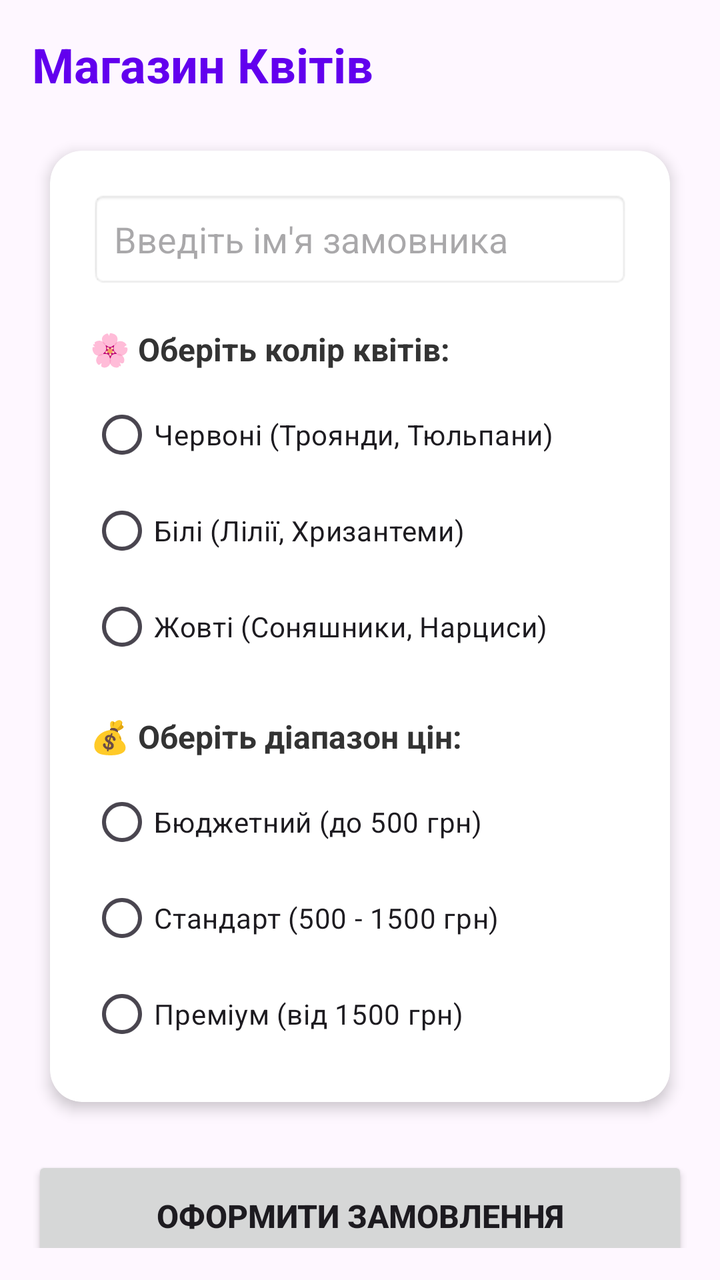
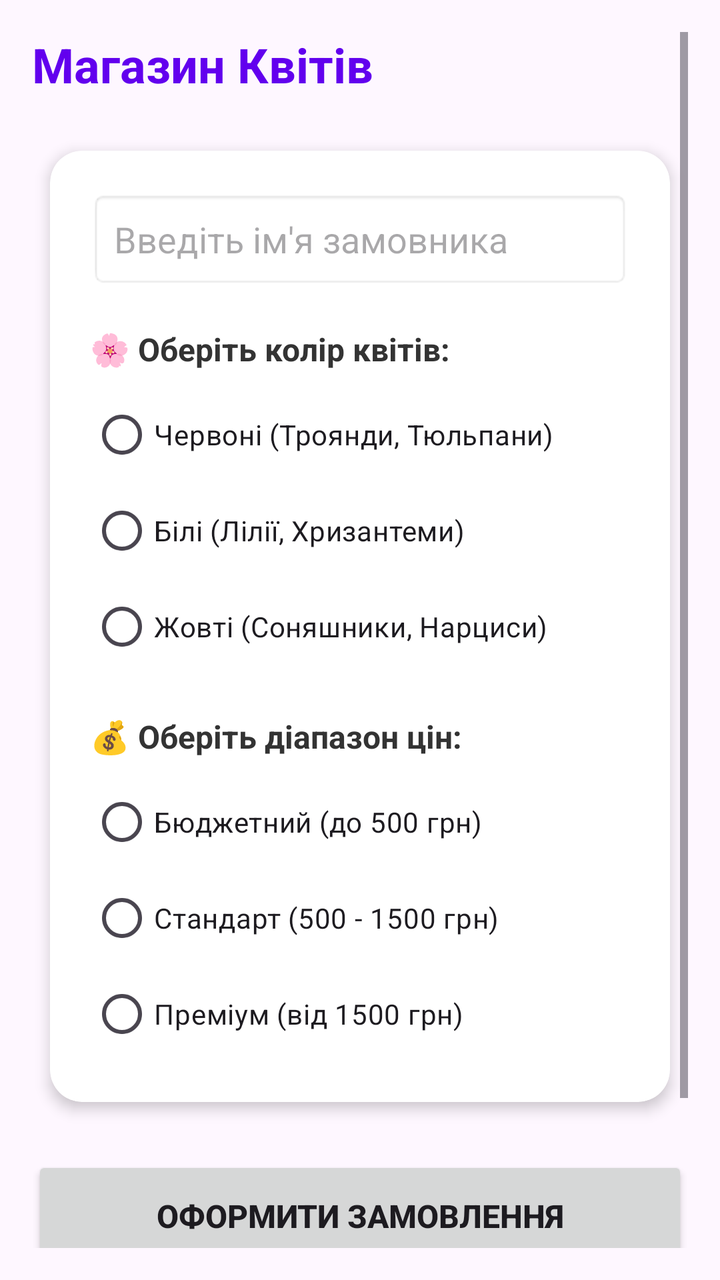

The first picture is an Android layout as it rendered before a commit; the second is the same layout after the commit. The layout source and the unified diff follow.
<!-- AndroidManifest.xml: application theme Theme.Lab1_Flowers -->
<!-- res/layout/fragment_input.xml -->
<?xml version="1.0" encoding="utf-8"?>
<ScrollView xmlns:android="http://schemas.android.com/apk/res/android"
    xmlns:app="http://schemas.android.com/apk/res-auto"
    android:layout_width="match_parent"
    android:layout_height="match_parent"
    android:padding="16dp">

    <LinearLayout
        android:layout_width="match_parent"
        android:layout_height="wrap_content"
        android:orientation="vertical">

        <TextView
            android:layout_width="match_parent"
            android:layout_height="wrap_content"
            android:layout_marginBottom="16dp"
            android:text="Магазин Квітів"
            android:textAlignment="center"
            android:textColor="#6200EE"
            android:textSize="24sp"
            android:textStyle="bold" />

        <androidx.cardview.widget.CardView
            android:layout_width="match_parent"
            android:layout_height="wrap_content"
            app:cardCornerRadius="16dp"
            app:cardElevation="4dp"
            app:cardUseCompatPadding="true">

            <LinearLayout
                android:layout_width="match_parent"
                android:layout_height="wrap_content"
                android:orientation="vertical"
                android:padding="20dp">

                <EditText
                    android:id="@+id/editTextInput"
                    android:layout_width="match_parent"
                    android:layout_height="wrap_content"
                    android:background="@android:drawable/editbox_background_normal"
                    android:hint="Введіть ім'я замовника"
                    android:inputType="textPersonName"
                    android:minHeight="48dp"
                    android:padding="12dp" />

                <TextView
                    android:layout_width="wrap_content"
                    android:layout_height="wrap_content"
                    android:layout_marginTop="20dp"
                    android:text="🌸 Оберіть колір квітів:"
                    android:textColor="#333333"
                    android:textSize="16sp"
                    android:textStyle="bold" />

                <RadioGroup
                    android:id="@+id/radioGroupColor"
                    android:layout_width="match_parent"
                    android:layout_height="wrap_content"
                    android:layout_marginTop="8dp">

                    <RadioButton android:id="@+id/radioRed" android:layout_width="wrap_content" android:layout_height="wrap_content" android:text="Червоні (Троянди, Тюльпани)" />
                    <RadioButton android:id="@+id/radioWhite" android:layout_width="wrap_content" android:layout_height="wrap_content" android:text="Білі (Лілії, Хризантеми)" />
                    <RadioButton android:id="@+id/radioYellow" android:layout_width="wrap_content" android:layout_height="wrap_content" android:text="Жовті (Соняшники, Нарциси)" />
                </RadioGroup>

                <TextView
                    android:layout_width="wrap_content"
                    android:layout_height="wrap_content"
                    android:layout_marginTop="20dp"
                    android:text="💰 Оберіть діапазон цін:"
                    android:textColor="#333333"
                    android:textSize="16sp"
                    android:textStyle="bold" />

                <RadioGroup
                    android:id="@+id/radioGroupPrice"
                    android:layout_width="match_parent"
                    android:layout_height="wrap_content"
                    android:layout_marginTop="8dp">

                    <RadioButton android:id="@+id/radioBudget" android:layout_width="wrap_content" android:layout_height="wrap_content" android:text="Бюджетний (до 500 грн)" />
                    <RadioButton android:id="@+id/radioStandard" android:layout_width="wrap_content" android:layout_height="wrap_content" android:text="Стандарт (500 - 1500 грн)" />
                    <RadioButton android:id="@+id/radioPremium" android:layout_width="wrap_content" android:layout_height="wrap_content" android:text="Преміум (від 1500 грн)" />
                </RadioGroup>

            </LinearLayout>
        </androidx.cardview.widget.CardView>

        <Button
            android:id="@+id/buttonOk"
            android:layout_width="match_parent"
            android:layout_height="60dp"
            android:layout_marginTop="16dp"
            android:text="ОФОРМИТИ ЗАМОВЛЕННЯ"
            android:textSize="16sp"
            android:textStyle="bold"
            app:cornerRadius="12dp" />

    </LinearLayout>
</ScrollView>
<!-- resources referenced by this layout -->
<resources>
  <style name="Theme.Lab1_Flowers" parent="Base.Theme.Lab1_Flowers" />
  <style name="Base.Theme.Lab1_Flowers" parent="Theme.Material3.DayNight.NoActionBar">
          
          
      </style>
</resources>

<!-- the commit's change to res/layout/fragment_input.xml (unified diff, before → after) -->
@@ -96,5 +96,17 @@
             android:textStyle="bold"
             app:cornerRadius="12dp" />
 
+        <Button
+            android:id="@+id/buttonOpenHistory"
+            android:layout_width="match_parent"
+            android:layout_height="60dp"
+            android:layout_marginTop="8dp"
+            android:layout_marginBottom="24dp"
+            android:backgroundTint="#2196F3"
+            android:text="ВІДКРИТИ ІСТОРІЮ"
+            android:textSize="16sp"
+            android:textStyle="bold"
+            app:cornerRadius="12dp" />
+
     </LinearLayout>
 </ScrollView>
